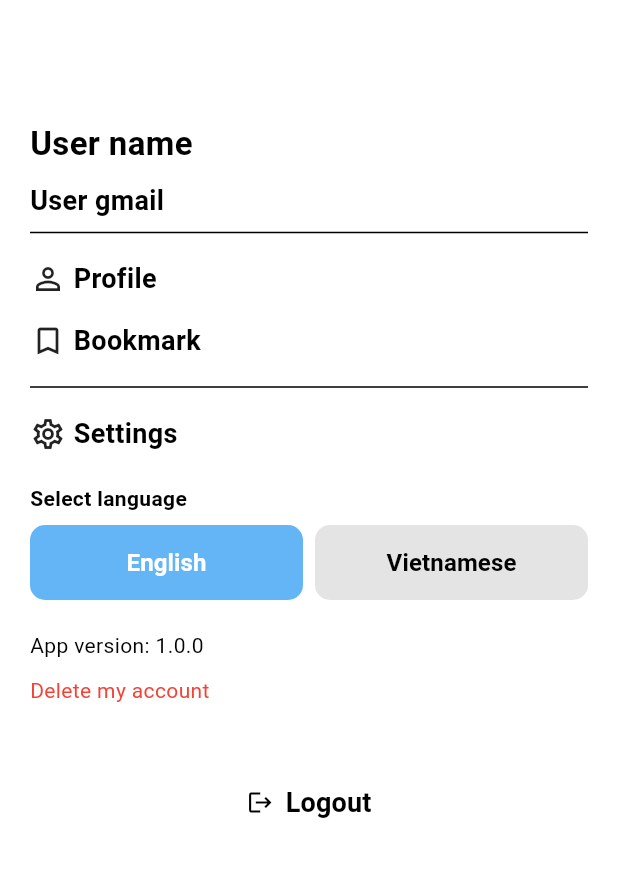
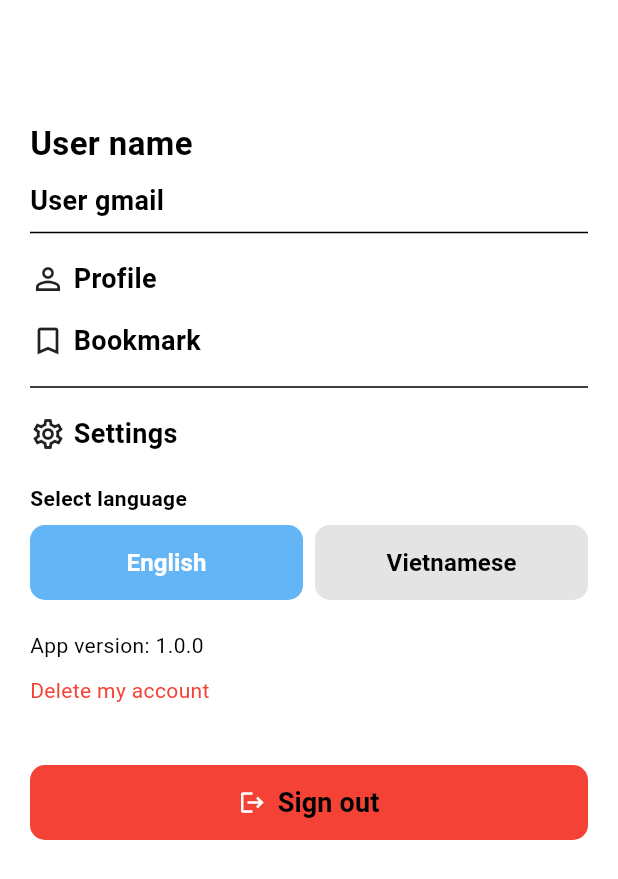
Before and after one commit to powoftech/news_reader, a Flutter app: the SettingScreenUser screen opened directly, on a phone screen of 412 x 824 dp. Shown: the top 879 px of the screen. Run offline on Flutter 3.47's test engine with Material 3 defaults, Android fonts, the phone set to English and light mode, and no system bars; our stand-ins replace email_validator, firebase_auth, firebase_core, webview_flutter; accounts and stored records are empty; network calls fail.

Commit message:
refactor: Remove unused imports and clean up code

```diff
--- a/lib/screens/profile_screen.dart
+++ b/lib/screens/profile_screen.dart
@@ -19,6 +19,8 @@ class _ProfileScreenState extends State<ProfileScreen> {
       TextEditingController();
   final TextEditingController _controllerDisplayLastName =
       TextEditingController();
+
+
   @override
   void initState() {
     super.initState();
--- a/lib/screens/setting_screen_user.dart
+++ b/lib/screens/setting_screen_user.dart
@@ -1,6 +1,6 @@
 import "package:flutter/material.dart";
+import "package:news_reader/auth.dart";
 import "package:news_reader/screens/profile_screen.dart";
-import "package:news_reader/screens/setting_screen_guest.dart";
 import "package:news_reader/screens/setting_user_settings.dart";
 import "package:news_reader/screens/sign_in_screen.dart";
 import "package:news_reader/widgets/theme_provider.dart";
@@ -17,6 +17,43 @@ class SettingScreenUser extends StatefulWidget {
 
 class _SettingScreenUserState extends State<SettingScreenUser> {
   int selectedButtonIndex = 0; // Default index of the selected button
+
+  Future<void> signOut() async {
+    await Auth().signOut();
+  }
+
+  SizedBox signOutButton(BuildContext context) {
+    return SizedBox(
+      height: 50,
+      child: ElevatedButton(
+        onPressed: signOut,
+        style: ElevatedButton.styleFrom(
+          backgroundColor: Colors.red,
+          elevation: 0,
+          shape: RoundedRectangleBorder(
+            borderRadius: BorderRadius.circular(10),
+          ),
+        ),
+        child: Row(
+          mainAxisAlignment: MainAxisAlignment.center,
+          children: [
+            Icon(
+              Icons.logout,
+              color: Colors.white,
+            ), // Add the icon
+            SizedBox(width: 8), // Add some spacing between icon and text
+            Text(
+              "Sign out", // Add the text
+              style: Provider.of<ThemeProvider>(context)
+                  .getThemeData(context)
+                  .textTheme
+                  .bodyLarge!,
+            ),
+          ],
+        ),
+      ),
+    );
+  }
 
   @override
   Widget build(BuildContext context) {
@@ -45,49 +82,7 @@ class _SettingScreenUserState extends State<SettingScreenUser> {
             // SizedBox(height: 20),
             Info(context),
             SizedBox(height: 40),
-            logoutButton(context)
-          ],
-        ),
-      ),
-    );
-  }
-
-  SizedBox logoutButton(BuildContext context) {
-    return SizedBox(
-      height: 50,
-      child: ElevatedButton(
-        onPressed: () {
-          Navigator.push(
-            context,
-            MaterialPageRoute(
-              builder: (context) => SettingScreenGuest(),
-            ),
-          );
-        },
-        style: ElevatedButton.styleFrom(
-          elevation: 0,
-          shape: RoundedRectangleBorder(
-            borderRadius: BorderRadius.circular(10),
-          ),
-        ),
-        child: Row(
-          mainAxisAlignment: MainAxisAlignment.center,
-          children: [
-            Icon(
-              Icons.logout,
-              color: Provider.of<ThemeProvider>(context)
-                          .getThemeData(context)
-                          .brightness ==
-                      Brightness.light
-                  ? Colors.black
-                  : Colors.white,
-            ), // Add the icon
-            SizedBox(width: 8), // Add some spacing between icon and text
-            Text("Logout", // Add the text
-                style: Provider.of<ThemeProvider>(context)
-                    .getThemeData(context)
-                    .textTheme
-                    .bodyLarge!),
+            signOutButton(context)
           ],
         ),
       ),
--- a/lib/screens/setting_user_settings.dart
+++ b/lib/screens/setting_user_settings.dart
@@ -1,5 +1,4 @@
 import "package:flutter/material.dart";
-import "package:http/http.dart";
 import "package:news_reader/screens/change_password_screen.dart";
 import "package:news_reader/widgets/theme_provider.dart";
 import "package:provider/provider.dart";
```
Also changed, not shown: lib/screens/app_screen.dart (+0 -25 lines), lib/screens/setting_screen_guest.dart (deleted, +0 -263 lines), lib/screens/sign_in_screen.dart (+1 -6 lines).
